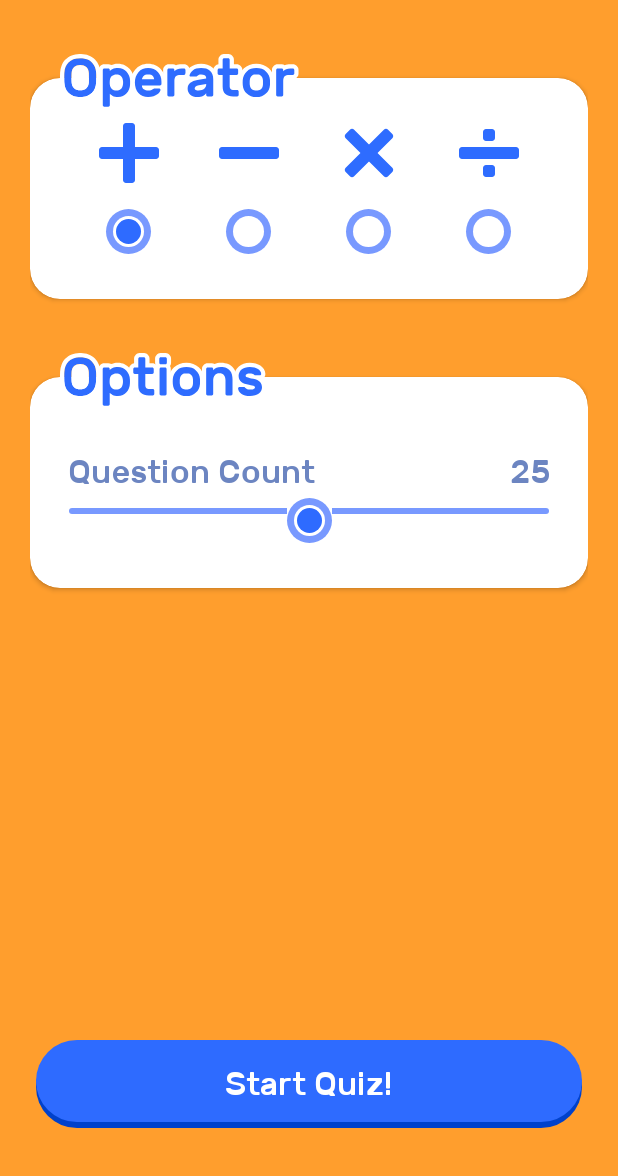
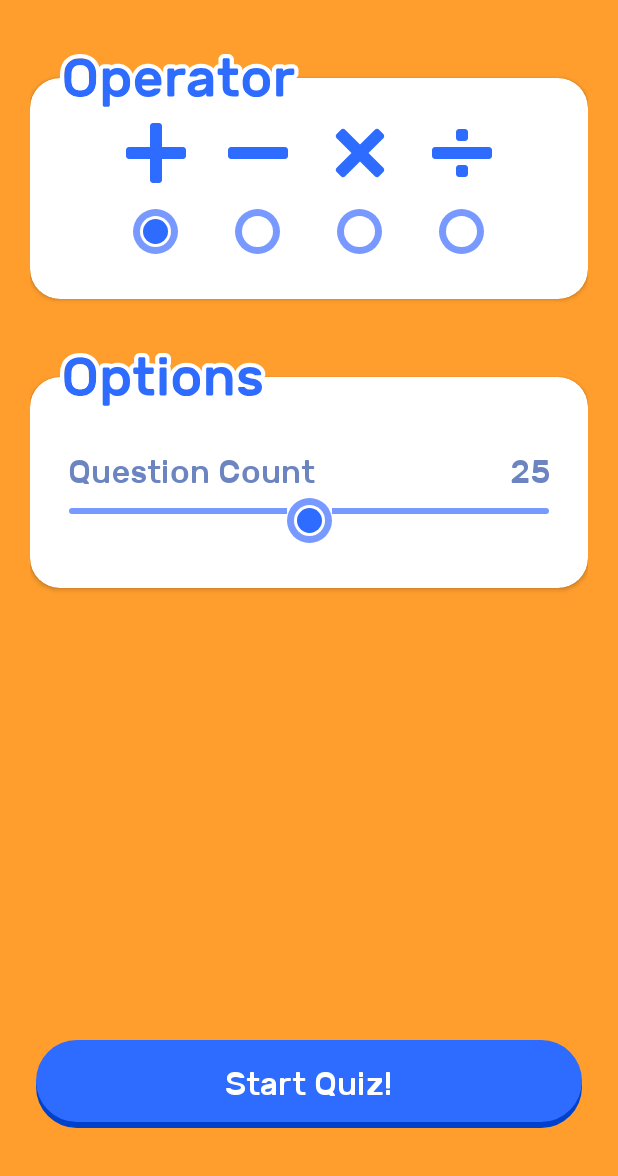
Before and after one commit to chrisolsen/mathops_android, an Android app: the screen it shows after launch (MainActivity), on a phone screen of 412 x 824 dp, the part 60-1236 px from its top. Run offline under Robolectric (Android 15) with nearby library versions, the phone set to English and light mode, and no system bars; our stand-ins replace data binding, navigation-ui.

Commit message:
prevent squishing of operators on the start page
https://trello.com/c/WWAgEElF

```diff
--- a/app/src/main/res/values/styles.xml
+++ b/app/src/main/res/values/styles.xml
@@ -69,8 +69,8 @@
         <item name="android:background">@null</item>
         <item name="android:button">@null</item>
         <item name="android:drawableBottom">@drawable/radiobutton</item>
-        <item name="android:layout_marginLeft">16dp</item>
-        <item name="android:layout_marginRight">16dp</item>
+        <item name="android:layout_marginLeft">10dp</item>
+        <item name="android:layout_marginRight">10dp</item>
     </style>
 
     <style name="AppTheme.Button" parent="TextAppearance.AppCompat.Large">
```
